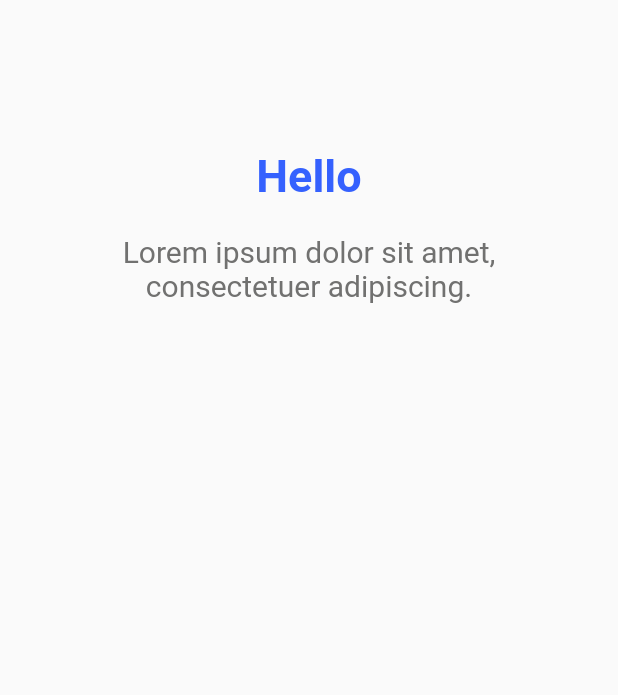
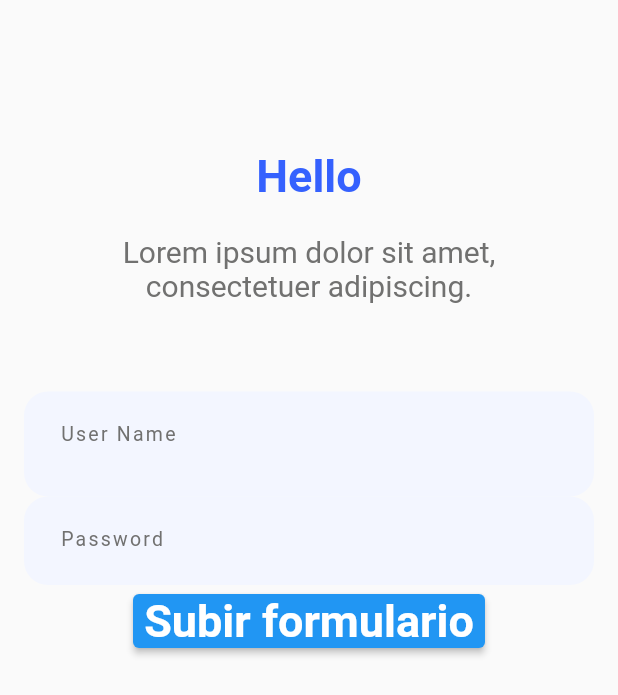
Before and after one commit to Schrei01/FlutterApp, a Flutter app: the screen it shows after launch, on a phone screen of 412 x 824 dp. Shown: the top 695 px of the screen. Run offline on Flutter 3.47's test engine with Material 2 defaults, Android fonts, the phone set to English and light mode, and no system bars.

Commit message:
Se le da forma a los inputs del login

```diff
--- a/flutter_app/lib/config/app_routes.dart
+++ b/flutter_app/lib/config/app_routes.dart
@@ -1,6 +1,7 @@
 class AppRoutes {
   AppRoutes._();
-  static const String home = '/';
+  static const String home = 'home';
   static const String newPage = 'new-page';
   static const String otherPage = 'other-page';
+  static const String login = '/';
 }
--- a/flutter_app/lib/pages/login_page.dart
+++ b/flutter_app/lib/pages/login_page.dart
@@ -1,5 +1,8 @@
 import 'package:flutter/material.dart';
+import 'package:flutter_app/config/app_routes.dart';
+import 'package:flutter_app/design/color.dart';
 import 'package:flutter_app/design/copys.dart';
+import 'package:flutter_app/design/radius.dart';
 
 class LogInOPage extends StatefulWidget {
   const LogInOPage({super.key});
@@ -9,6 +12,16 @@ class LogInOPage extends StatefulWidget {
 }
 
 class _LogInOPageState extends State<LogInOPage> {
+  final _formLoginKey = GlobalKey<FormState>();
+  late String userName;
+  final defaultInputBorder = InputBorder.none;
+  final defaultInputLabelTheme = const TextStyle(
+      fontSize: 13,
+      color: AppColors.brandLigthDarkColor,
+      fontWeight: FontWeight.normal);
+  final defaultContainerInputDecoration = const BoxDecoration(
+      color: AppColors.brandSecondaryColor,
+      borderRadius: BorderRadius.all(AppRadius.small));
   @override
   Widget build(BuildContext context) {
     return Scaffold(
@@ -28,7 +41,63 @@ class _LogInOPageState extends State<LogInOPage> {
                   style: Theme.of(context).textTheme.labelMedium,
                   textAlign: TextAlign.center,
                 ),
-              )
+              ),
+              Form(
+                  key: _formLoginKey,
+                  child: Column(
+                    children: [
+                      Container(
+                        height: 70,
+                        padding: const EdgeInsets.only(left: 24),
+                        decoration: defaultContainerInputDecoration,
+                        child: TextFormField(
+                          style: Theme.of(context).textTheme.labelSmall,
+                          validator: (value) {
+                            if (value == null || value.isEmpty) {
+                              return 'Por favor ingresar un usuario';
+                            }
+                            if (value.length >= 7) {
+                              return 'Por favor ingresar un usuario válido';
+                            }
+                            userName = value;
+                            return null;
+                          },
+                          decoration: InputDecoration(
+                              border: defaultInputBorder,
+                              label: Text('User Name',
+                                  style: defaultInputLabelTheme)),
+                        ),
+                      ),
+                      Container(
+                        padding: const EdgeInsets.only(left: 24),
+                        decoration: defaultContainerInputDecoration,
+                        child: TextFormField(
+                          style: Theme.of(context).textTheme.labelSmall,
+                          validator: (value) {
+                            if (value == null || value.isEmpty) {
+                              return 'Por favor ingresar un usuario';
+                            }
+                          },
+                          obscureText: true,
+                          decoration: InputDecoration(
+                              border: defaultInputBorder,
+                              label: Text('Password',
+                                  style: defaultInputLabelTheme),
+                              hintText: 'Recuerda ingresar el usuario'),
+                        ),
+                      ),
+                      ElevatedButton(
+                          onPressed: () {
+                            if (_formLoginKey.currentState!.validate()) {
+                              print('Todos los campos están OK');
+                              Navigator.of(context).pushReplacementNamed(
+                                  AppRoutes.home,
+                                  arguments: userName);
+                            }
+                          },
+                          child: Text('Subir formulario'))
+                    ],
+                  ))
             ],
           ),
         ),
--- a/flutter_app/lib/widgets/home_app_title.dart
+++ b/flutter_app/lib/widgets/home_app_title.dart
@@ -2,7 +2,8 @@ import 'package:flutter/material.dart';
 import 'package:flutter_app/design/color.dart';
 
 class HomeAppBarTitle extends StatelessWidget {
-  const HomeAppBarTitle({super.key});
+  final String storeName;
+  const HomeAppBarTitle({super.key, required this.storeName});
 
   @override
   Widget build(BuildContext context) {
@@ -20,7 +21,7 @@ class HomeAppBarTitle extends StatelessWidget {
         ),
         Expanded(
           child: Text(
-            'Alejandro Vargas',
+            storeName,
             style: Theme.of(context).textTheme.headlineLarge,
           ),
         ),
```
Also changed, not shown: flutter_app/lib/app.dart (+5 -5 lines), flutter_app/lib/pages/home_page.dart (+6 -3 lines).
